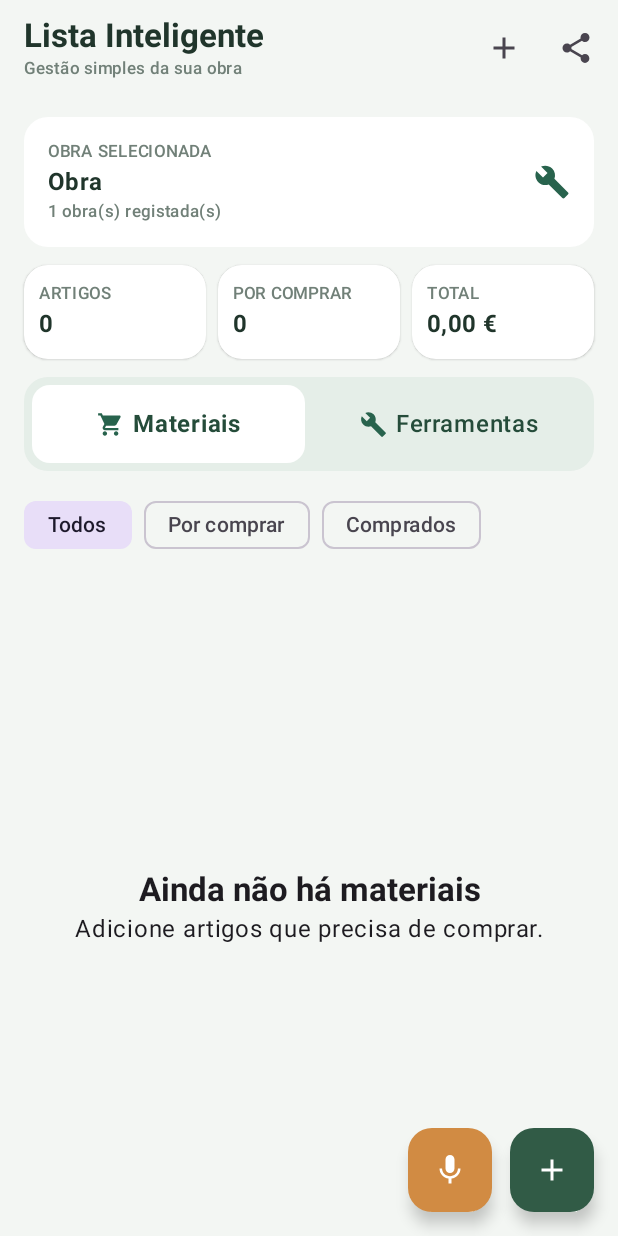
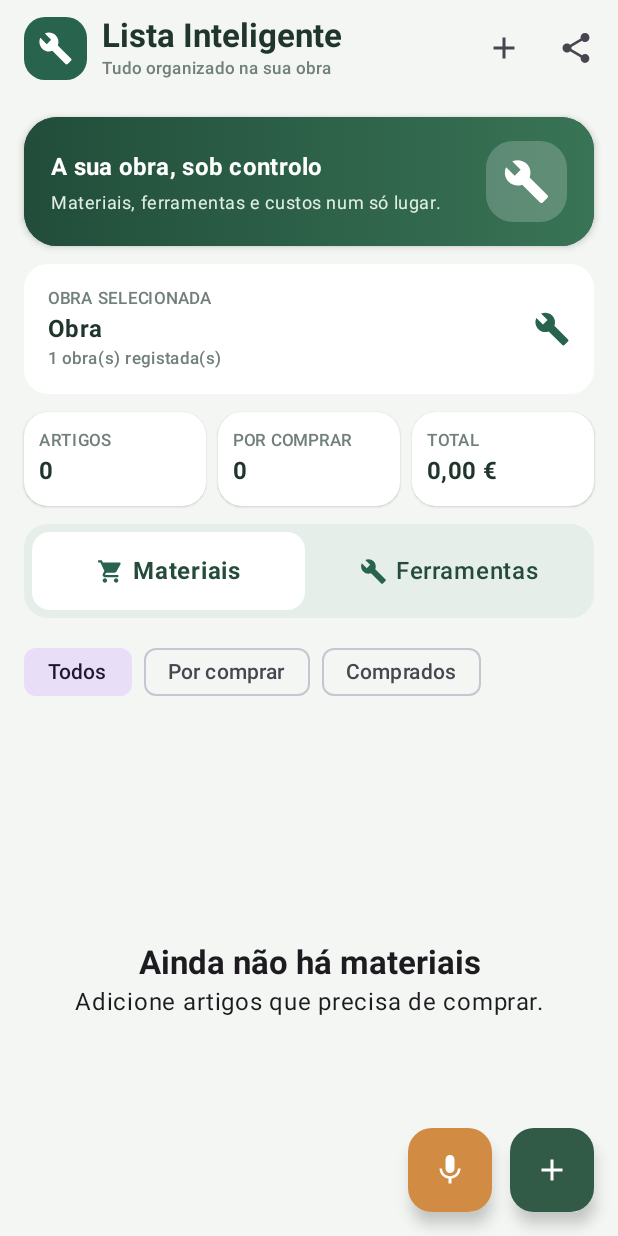
Before and after one commit to bombeiropt/Lista-Inteligente, an Android app built with Jetpack Compose: the screen it shows after launch (MainActivity), on a phone screen of 412 x 824 dp. Run offline under Robolectric (Android 15) with nearby library versions, the phone set to English and light mode, and no system bars.

Commit message:
Melhora visual moderna e intuitiva da Lista Inteligente

```diff
--- a/app/src/main/java/pt/bombeiropt/listainteligente/MainActivity.kt
+++ b/app/src/main/java/pt/bombeiropt/listainteligente/MainActivity.kt
@@ -37,6 +37,7 @@ import androidx.compose.runtime.*
 import androidx.compose.ui.Alignment
 import androidx.compose.ui.Modifier
 import androidx.compose.ui.graphics.Color
+import androidx.compose.ui.graphics.Brush
 import androidx.compose.ui.platform.LocalContext
 import androidx.compose.ui.text.font.FontWeight
 import androidx.compose.ui.text.input.KeyboardType
@@ -136,7 +137,7 @@ fun ListaApp(onSpeak: (String) -> Unit) {
         Scaffold(containerColor = Color(0xFFF3F6F3), topBar = {
             TopAppBar(
                 colors = TopAppBarDefaults.topAppBarColors(containerColor = Color(0xFFF3F6F3)),
-                title = { Column { Text("Lista Inteligente", fontWeight = FontWeight.Bold, style = MaterialTheme.typography.titleLarge); Text("Gestão simples da sua obra", style = MaterialTheme.typography.labelSmall, color = Color(0xFF718078)) } },
+                title = { Row(verticalAlignment = Alignment.CenterVertically, horizontalArrangement = Arrangement.spacedBy(10.dp)) { Box(Modifier.size(42.dp).clip(RoundedCornerShape(14.dp)).background(Color(0xFF28634D)), contentAlignment = Alignment.Center) { Icon(Icons.Default.Build, null, tint = Color.White, modifier = Modifier.size(23.dp)) }; Column { Text("Lista Inteligente", fontWeight = FontWeight.Bold, style = MaterialTheme.typography.titleLarge); Text("Tudo organizado na sua obra", style = MaterialTheme.typography.labelSmall, color = Color(0xFF718078)) } } },
                 actions = {
                     IconButton(onClick = { showNewWork = true; newWorkName = "" }) { Icon(Icons.Default.Add, "Criar obra") }
                     IconButton(onClick = {
@@ -162,6 +163,12 @@ fun ListaApp(onSpeak: (String) -> Unit) {
                 verticalArrangement = Arrangement.spacedBy(12.dp)
             ) {
                 Spacer(Modifier.height(2.dp))
+                Card(modifier = Modifier.fillMaxWidth(), shape = RoundedCornerShape(22.dp), colors = CardDefaults.cardColors(containerColor = Color(0xFF214D3A)), elevation = CardDefaults.cardElevation(defaultElevation = 3.dp)) {
+                    Row(Modifier.fillMaxWidth().background(Brush.horizontalGradient(listOf(Color(0xFF214D3A), Color(0xFF397456)))).padding(horizontal = 18.dp, vertical = 16.dp), verticalAlignment = Alignment.CenterVertically) {
+                        Column(Modifier.weight(1f), verticalArrangement = Arrangement.spacedBy(4.dp)) { Text("A sua obra, sob controlo", color = Color.White, fontWeight = FontWeight.Bold, style = MaterialTheme.typography.titleMedium); Text("Materiais, ferramentas e custos num só lugar.", color = Color(0xFFE0EEE5), style = MaterialTheme.typography.bodySmall) }
+                        Box(Modifier.size(54.dp).clip(RoundedCornerShape(18.dp)).background(Color(0x33FFFFFF)), contentAlignment = Alignment.Center) { Icon(Icons.Default.Build, null, tint = Color.White, modifier = Modifier.size(31.dp)) }
+                    }
+                }
                 Box {
                     Row(
                         Modifier.fillMaxWidth().background(Color.White, RoundedCornerShape(16.dp))
@@ -225,8 +232,9 @@ fun ListaApp(onSpeak: (String) -> Unit) {
                 } else {
                     LazyColumn(verticalArrangement = Arrangement.spacedBy(8.dp), contentPadding = PaddingValues(bottom = 100.dp)) {
                         items(visibleItems, key = { it.id }) { item ->
-                            Card(shape = RoundedCornerShape(18.dp), colors = CardDefaults.cardColors(containerColor = Color.White), elevation = CardDefaults.cardElevation(defaultElevation = 2.dp), modifier = Modifier.fillMaxWidth().clickable { editing = item; showAdd = true }) {
-                                Row(Modifier.padding(horizontal = 10.dp, vertical = 10.dp), verticalAlignment = Alignment.CenterVertically) {
+                            Card(shape = RoundedCornerShape(19.dp), colors = CardDefaults.cardColors(containerColor = Color.White), elevation = CardDefaults.cardElevation(defaultElevation = 1.dp), modifier = Modifier.fillMaxWidth().clickable { editing = item; showAdd = true }) {
+                                Row(Modifier.padding(horizontal = 11.dp, vertical = 12.dp), verticalAlignment = Alignment.CenterVertically) {
+                                    Box(Modifier.size(42.dp).clip(RoundedCornerShape(13.dp)).background(if (item.bought) Color(0xFFEAF2ED) else if (section == 0) Color(0xFFFFF2E3) else Color(0xFFE8F0EB)), contentAlignment = Alignment.Center) { Icon(if (section == 0) Icons.Default.ShoppingCart else Icons.Default.Build, null, tint = if (section == 0) Color(0xFFB87935) else Color(0xFF28634D), modifier = Modifier.size(22.dp)) }
                                     Checkbox(checked = item.bought, onCheckedChange = { checked -> persist(materials.map { if (it.id == item.id) it.copy(bought = checked) else it }) })
                                     Column(Modifier.weight(1f)) {
                                         Text(item.name, fontWeight = FontWeight.SemiBold, color = if (item.bought) Color.Gray else Color(0xFF26352D))
```
